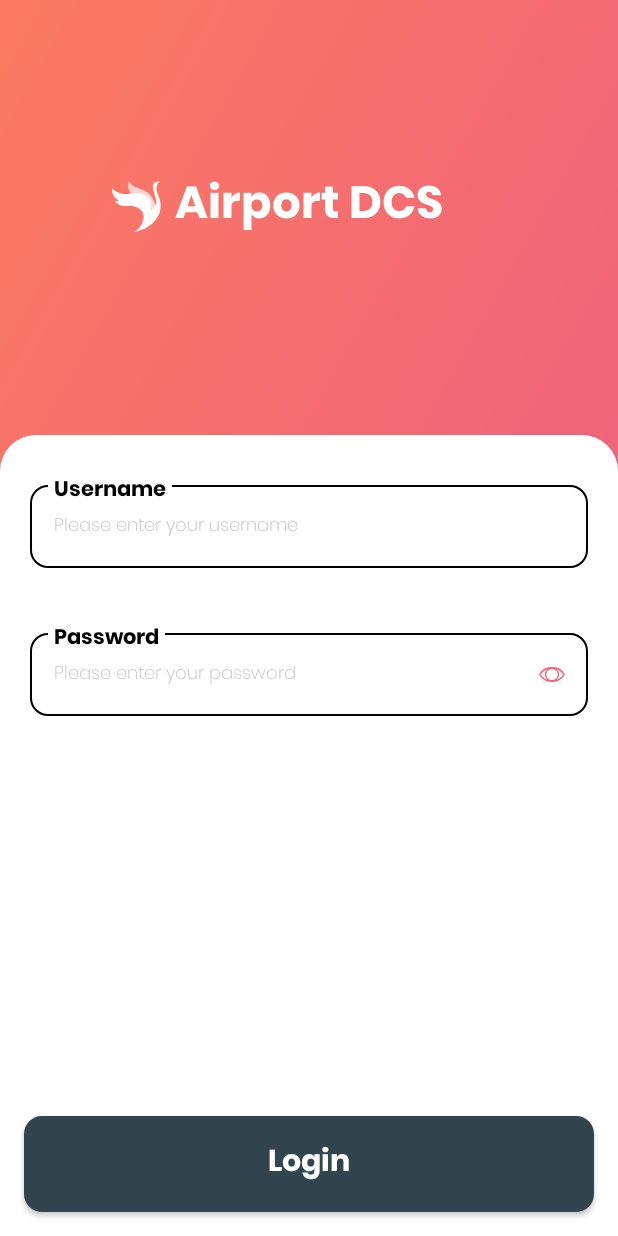
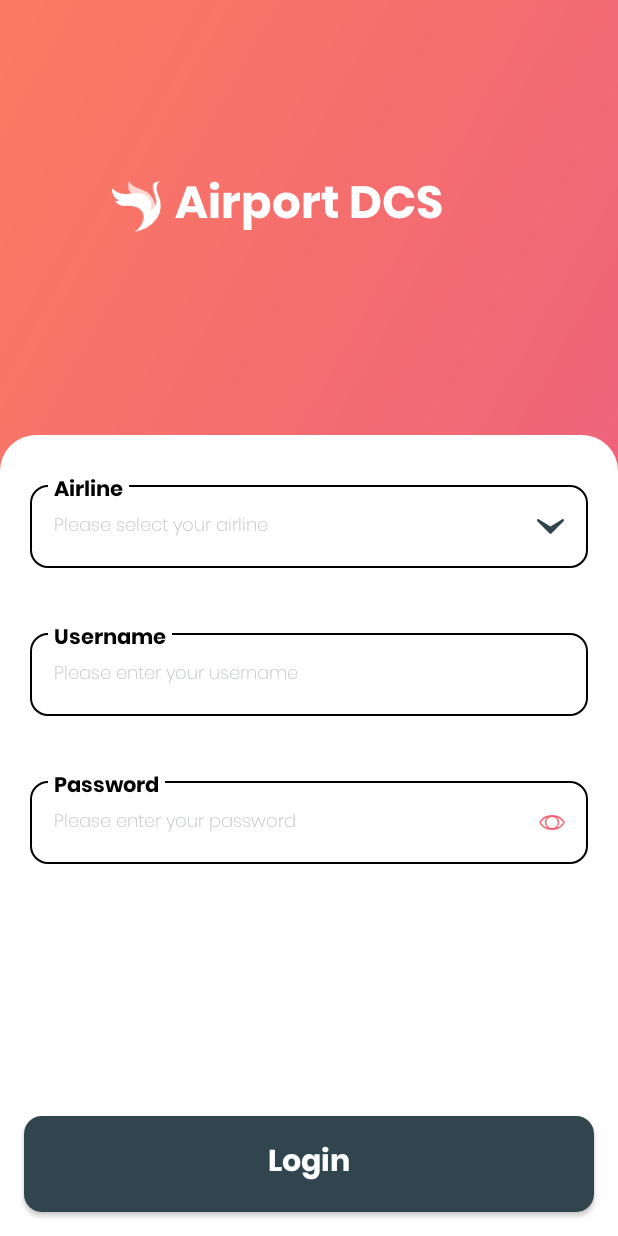
Before and after one commit to mekhti11/winair, an Android app: the screen it shows after launch (LoginActivity), on a phone screen of 412 x 824 dp. Run offline under Robolectric (Android 15) with nearby library versions, the phone set to English and light mode, and no system bars; our stand-ins replace ButterKnife, Dagger/Hilt's generated code, Firebase (no records; nobody signed in at launch, a user with empty details on screens opened directly), RxJava, Timber; libraries missing offline, so code that uses them is left out: com.facebook.stetho, com.jakewharton.threetenabp; 5 statements that could not run were skipped.

Commit message:
#12173 login UI fixes

```diff
--- a/app/build.gradle
+++ b/app/build.gradle
@@ -35,7 +35,6 @@ android {
         applicationId "com.hititcs.boarding"
         minSdkVersion globalConfiguration["minSdkVersion"]
         targetSdkVersion globalConfiguration["targetSdkVersion"]
-        buildConfigField "String", "COMPANY_CODE", companyCode
         versionCode 1
         versionName "1.0"
         multiDexEnabled true
--- a/app/src/main/res/layout/activity_login.xml
+++ b/app/src/main/res/layout/activity_login.xml
@@ -77,9 +77,9 @@
         <com.google.android.material.textfield.TextInputLayout
             android:id="@+id/txt_input_company"
             style="@style/AppTextInputLayoutStyle"
-            android:visibility="gone"
             android:layout_marginTop="@dimen/spacing_large"
-            android:hint="AIRLINE"
+            app:placeholderText="@string/login_airline_hint"
+            android:hint="Airline"
             >
 
           <com.hititcs.dcs.widget.AutoCompleteDropDown
@@ -89,7 +89,7 @@
               android:layout_width="match_parent"
               android:layout_height="wrap_content"
               app:dropDownIconColor="@color/colorSecondary"
-          />
+              />
 
         </com.google.android.material.textfield.TextInputLayout>
 
--- a/app/src/main/res/values/strings.xml
+++ b/app/src/main/res/values/strings.xml
@@ -7,6 +7,7 @@
   <string name="page_title_baggage_tracking">Baggage Tracking</string>
 
   <string name="login_welcome_logo_text">Welcome To Airport DCS</string>
+  <string name="login_airline_hint">Please select your airline</string>
   <string name="login_username">Username</string>
   <string name="login_username_hint">Please enter your username</string>
   <string name="login_password">Password</string>
--- a/gradle.properties
+++ b/gradle.properties
@@ -9,4 +9,3 @@ android.useAndroidX=true
 android.enableJetifier=true
 debugUrl="https://mobiledcs-stage.crane.aero/mw/"
 releaseUrl="https://dcs.bahamasair.com/airport/"
-companyCode="BHS"
```
Also changed, not shown: app/src/main/java/com/hititcs/dcs/di/module/ApplicationModule.java (+0 -7 lines), app/src/main/java/com/hititcs/dcs/view/login/LoginActivity.java (+18 -17 lines).
